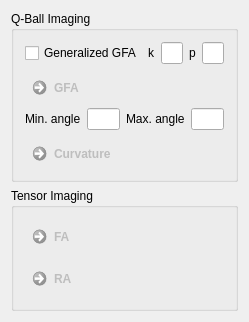
MITK/MITK, file Modules/Bundles/org.mitk.gui.qt.diffusionimaging/src/internal/QmitkDiffusionQuantificationViewControls.ui: the form before one commit.
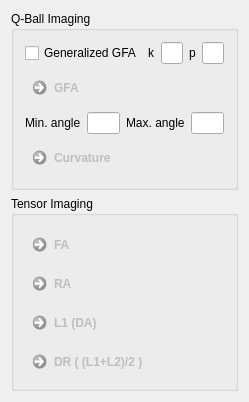
The form after the commit.

Commit message: ENH (#4174): Added buttons for L1 and DR.

```diff
--- a/Modules/Bundles/org.mitk.gui.qt.diffusionimaging/src/internal/QmitkDiffusionQuantificationViewControls.ui
+++ b/Modules/Bundles/org.mitk.gui.qt.diffusionimaging/src/internal/QmitkDiffusionQuantificationViewControls.ui
@@ -7,7 +7,7 @@
     <x>0</x>
     <y>0</y>
     <width>227</width>
-    <height>286</height>
+    <height>395</height>
    </rect>
   </property>
   <property name="minimumSize">
@@ -181,6 +181,26 @@
         </property>
        </widget>
       </item>
+      <item>
+       <widget class="QCommandLinkButton" name="m_L1Button">
+        <property name="enabled">
+         <bool>false</bool>
+        </property>
+        <property name="text">
+         <string>L1 (DA)</string>
+        </property>
+       </widget>
+      </item>
+      <item>
+       <widget class="QCommandLinkButton" name="m_DRButton">
+        <property name="enabled">
+         <bool>false</bool>
+        </property>
+        <property name="text">
+         <string>DR ( (L1+L2)/2 )</string>
+        </property>
+       </widget>
+      </item>
      </layout>
     </widget>
    </item>
```
